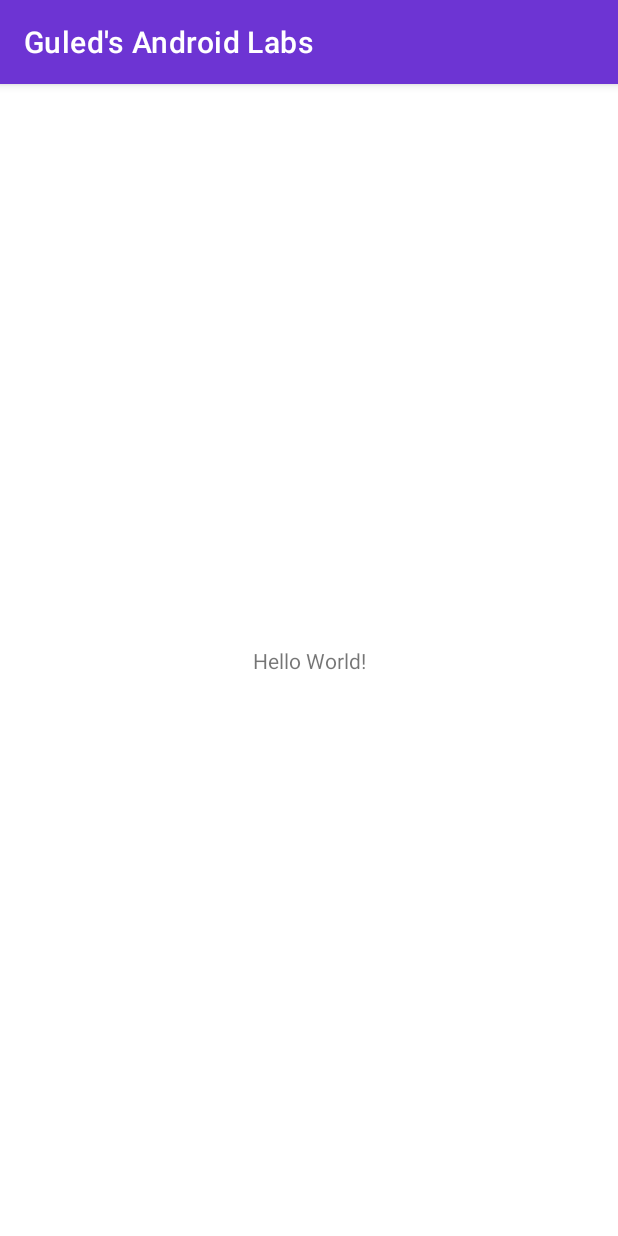
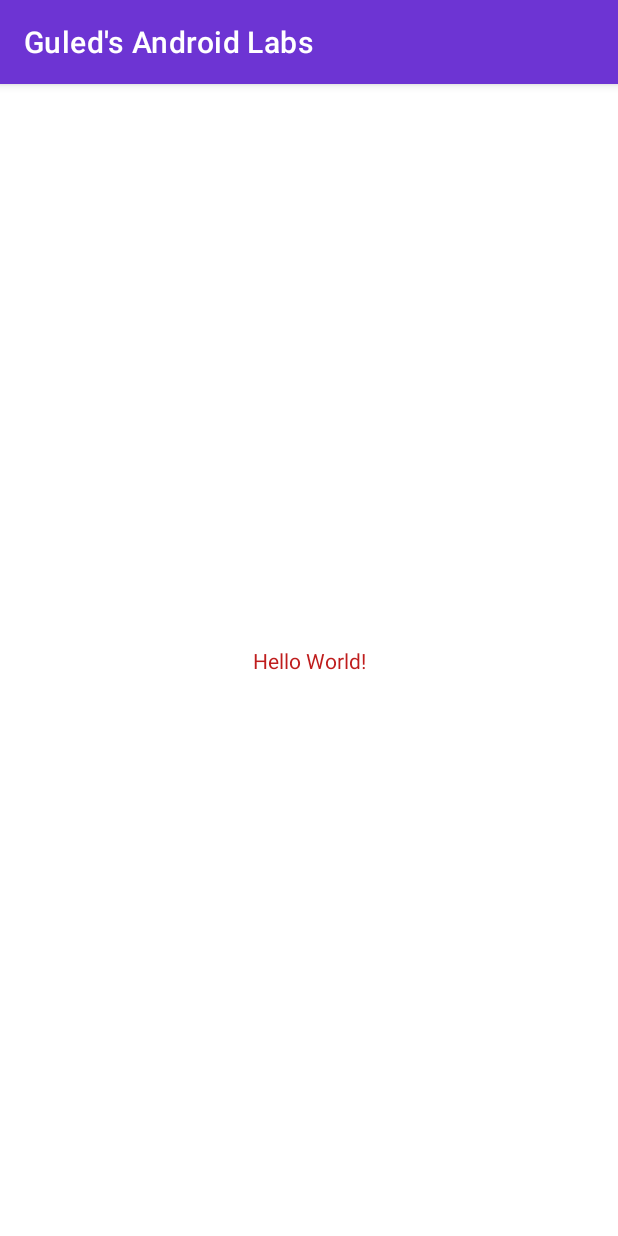
Before and after one commit to Nur00076/Guleds_Android_Labs, an Android app: the screen it shows after launch (MainActivity), on a phone screen of 412 x 824 dp. Run offline under Robolectric (Android 15) with nearby library versions, the phone set to English and light mode, and no system bars.

Commit message:
Second commit: changed the icon and app colours

```diff
--- a/app/src/main/res/values/colors.xml
+++ b/app/src/main/res/values/colors.xml
@@ -1,9 +1,15 @@
 <?xml version="1.0" encoding="utf-8"?>
 <resources>
+    <color name="purple_200">#FFBB86FC</color>
+    <color name="purple_500">#FF6200EE</color>
+    <color name="purple_700">#FF3700B3</color>
+    <color name="teal_200">#FF03DAC5</color>
+    <color name="teal_700">#FF018786</color>
+    <color name="black">#FF000000</color>
+    <color name="white">#FFFFFFFF</color>
+
     <color name="my_primary">#6D34D3</color>
     <color name="my_secondary">#00FF04</color>
     <color name="my_statusbar">#FD0000</color>
-
-    <color name="black">#FF000000</color>
-    <color name="white">#FFFFFFFF</color>
+    <color name="my_text">#BF1D1D</color>
 </resources>
--- a/app/src/main/res/values/themes.xml
+++ b/app/src/main/res/values/themes.xml
@@ -12,5 +12,6 @@
         <!-- Status bar color. -->
         <item name="android:statusBarColor" tools:targetApi="l">@color/my_statusbar</item>
         <!-- Customize your theme here. -->
+        <item name="android:textColor">@color/my_text</item>
     </style>
 </resources>
```
